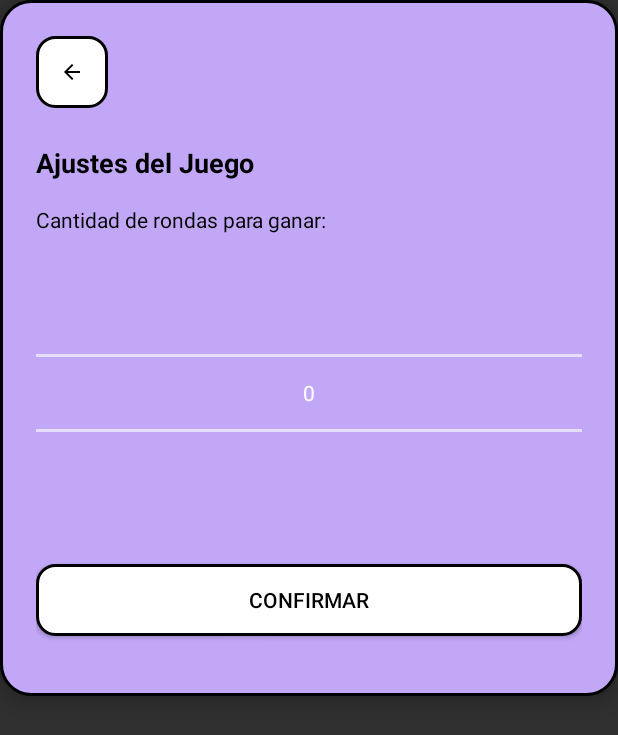
After one commit to UnaiUrabayen/CartoPuntos, an Android app built with Jetpack Compose: the layout menu_ajustes_mus.xml on its own in the app's theme, with its tools: preview values and no code run, on a phone screen of 412 x 824 dp. The commit adds this screen. Shown: the top 735 px of the screen. Run offline under Robolectric (Android 15) with nearby library versions, the phone set to English and light mode, and no system bars.

Commit message:
Mus jugabilidad finish

```diff
--- a/app/src/main/java/com/example/cartopuntos/Acitivityes/MenuDialogFragment.kt
+++ b/app/src/main/java/com/example/cartopuntos/Acitivityes/MenuDialogReiniciarMus.kt
@@ -8,7 +8,7 @@ import androidx.appcompat.app.AlertDialog
 import androidx.fragment.app.DialogFragment
 import com.example.cartopuntos.R
 
-class MenuDialogFragment(
+class MenuDialogReiniciarMus(
     private val onReiniciarClick: () -> Unit,
     private val onDeclararClick: () -> Unit
 ) : DialogFragment() {
--- a/app/src/main/java/com/example/cartopuntos/Model/Entity/PartidaMus.kt
+++ b/app/src/main/java/com/example/cartopuntos/Model/Entity/PartidaMus.kt
@@ -16,5 +16,6 @@ data class PartidaMus(
     var victoriasEquipo1: Int,
     var victoriasEquipo2: Int,
     var equipoGanador: String?,
-    var nombrePartida: String
+    var nombrePartida: String,
+    var cantidadRondas: Int // Nueva propiedad para almacenar la cantidad de rondas necesarias para ganar
 )
--- /dev/null
+++ b/app/src/main/res/layout/menu_ajustes_mus.xml
@@ -0,0 +1,64 @@
+<?xml version="1.0" encoding="utf-8"?>
+<LinearLayout xmlns:android="http://schemas.android.com/apk/res/android"
+    xmlns:app="http://schemas.android.com/apk/res-auto"
+    android:layout_width="match_parent"
+    android:layout_height="wrap_content"
+    android:orientation="vertical"
+    android:padding="24dp"
+    android:background="@drawable/bg_dialog"
+    android:elevation="8dp">
+
+    <!-- Botón de Volver -->
+    <ImageButton
+        android:id="@+id/btnVolver"
+        android:layout_width="48dp"
+        android:layout_height="48dp"
+        android:layout_gravity="start"
+        android:layout_marginBottom="24dp"
+        android:background="@drawable/bg_button_border"
+        android:src="@mipmap/arrow_back_24dp"
+        android:contentDescription="@string/boton_para_volver_artras"
+        android:padding="8dp"
+        android:scaleType="centerInside"
+        app:tint="@android:color/black" />
+
+    <!-- Título -->
+    <TextView
+        android:id="@+id/tvTituloAjustes"
+        android:layout_width="wrap_content"
+        android:layout_height="wrap_content"
+        android:text="@string/ajustes_del_juego"
+        android:textSize="18sp"
+        android:textStyle="bold"
+        android:textColor="@android:color/black"
+        android:layout_marginBottom="16dp"
+        android:gravity="center" />
+
+    <!-- Selector de número de rondas -->
+    <TextView
+        android:id="@+id/tvCantidadRondas"
+        android:layout_width="wrap_content"
+        android:layout_height="wrap_content"
+        android:text="@string/cantidad_de_rondas_para_ganar"
+        android:textColor="@android:color/black"
+        android:layout_marginBottom="16dp" />
+
+    <NumberPicker
+        android:id="@+id/numberPickerRondas"
+        android:layout_width="match_parent"
+        android:layout_height="wrap_content"
+        android:layout_marginBottom="24dp"
+        android:value="3" />
+
+    <!-- Botón Confirmar -->
+    <Button
+        android:id="@+id/btnConfirmar"
+        android:layout_width="match_parent"
+        android:layout_height="wrap_content"
+        android:text="@string/confirmar"
+        android:background="@drawable/bg_button_border"
+        android:textColor="@android:color/black"
+        android:padding="14dp"
+        android:layout_marginBottom="16dp" />
+
+</LinearLayout>
--- a/app/src/main/res/values/strings.xml
+++ b/app/src/main/res/values/strings.xml
@@ -62,4 +62,7 @@
     <string name="boton_para_volver_artras">Boton para volver artras</string>
     <string name="reiniciar_partida">Reiniciar Partida</string>
     <string name="declarar_ganador">Declarar Ganador</string>
+    <string name="cantidad_de_rondas_para_ganar">Cantidad de rondas para ganar:</string>
+    <string name="ajustes_del_juego">Ajustes del Juego</string>
+    <string name="confirmar">Confirmar</string>
 </resources>
```
Also changed, not shown: app/src/main/java/com/example/cartopuntos/Acitivityes/Activity_mus.kt (+27 -8 lines), app/src/main/java/com/example/cartopuntos/Acitivityes/AjustesDialogFragment.kt (added, +43 -0 lines), app/src/main/java/com/example/cartopuntos/Acitivityes/IniciarSesionActivity.kt (+10 -6 lines), app/src/main/res/layout/activity_menu_dialog_fragment.xml (deleted, +0 -10 lines).
